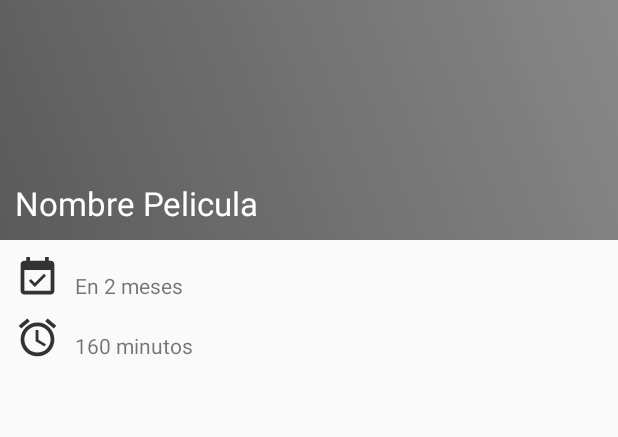
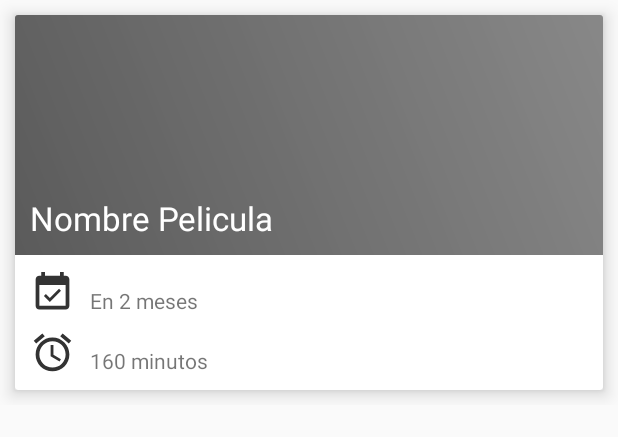
Before and after one commit to milo2005/Cinestreno, an Android app: the layout template_pelicula.xml on its own in the app's theme, with its tools: preview values and no code run, on a phone screen of 412 x 824 dp. Shown: the top 437 px of the screen. Run offline under Robolectric (Android 15) with nearby library versions, the phone set to English and light mode, and no system bars.

Commit message:
Se agrego CardView al Template

```diff
--- a/app/build.gradle
+++ b/app/build.gradle
@@ -24,4 +24,5 @@ dependencies {
     testCompile 'junit:junit:4.12'
     compile 'com.android.support:appcompat-v7:23.1.1'
     compile 'com.squareup.picasso:picasso:2.5.2'
+    compile 'com.android.support:cardview-v7:23.1.1'
 }
--- a/app/src/main/res/layout/template_pelicula.xml
+++ b/app/src/main/res/layout/template_pelicula.xml
@@ -1,5 +1,19 @@
 <?xml version="1.0" encoding="utf-8"?>
-<RelativeLayout xmlns:android="http://schemas.android.com/apk/res/android"
+<FrameLayout
+    xmlns:android="http://schemas.android.com/apk/res/android"
+    xmlns:app="http://schemas.android.com/apk/res-auto"
+    android:layout_width="match_parent"
+    android:layout_height="wrap_content"
+    >
+
+    <android.support.v7.widget.CardView
+        android:layout_width="match_parent"
+        android:layout_height="wrap_content"
+        android:layout_margin="@dimen/small"
+        app:cardElevation="7dp"
+        >
+
+        <RelativeLayout
             android:layout_width="match_parent" android:layout_height="match_parent">
 
             <ImageView
@@ -68,3 +82,9 @@
 
 
         </RelativeLayout>
+
+
+    </android.support.v7.widget.CardView>
+
+
+</FrameLayout>
```
Also changed, not shown: app/src/main/res/layout/activity_main.xml (+3 -4 lines). Lines whose indentation alone changed are shown as unchanged.
